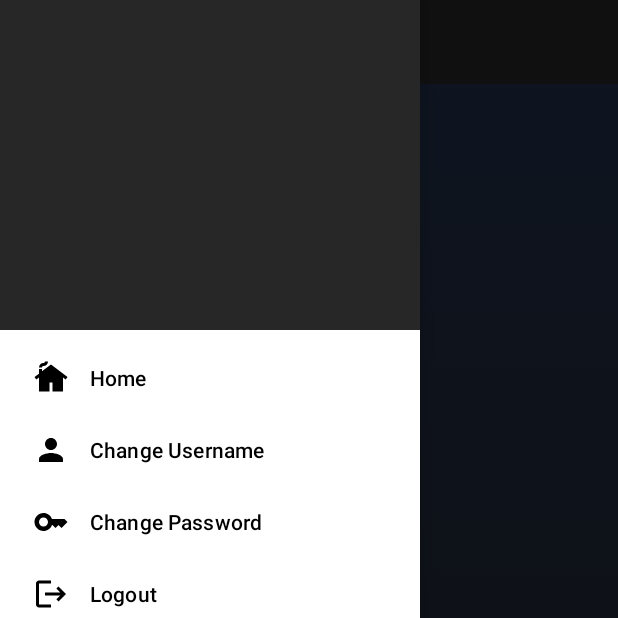
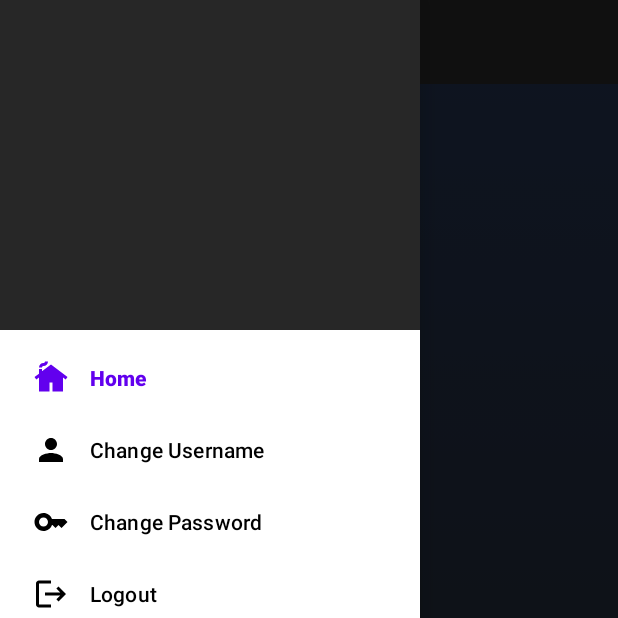
Before and after one commit to danielpaul-123/OnlineVotingSystem, an Android app: the Navigation_HomeActivity screen opened directly, with no data from a screen before it, with the side drawer open, on a phone screen of 412 x 824 dp, the top half of it. Run offline under Robolectric (Android 15) with nearby library versions, the phone set to English and light mode, and no system bars; our stand-ins replace Firebase (no records; nobody signed in at launch, a user with empty details on screens opened directly), navigation-ui; libraries missing offline, so code that uses them is left out: com.makeramen.roundedimageview; plain views replace RoundedImageView; Roboto replaces fonts that are not available here; 3 statements that could not run were skipped.

Commit message:
Merge remote-tracking branch 'main/master'

```diff
--- /dev/null
+++ b/app/src/main/java/com/project/onlinevotingsystem/HomeFragment.java
@@ -0,0 +1,169 @@
+package com.project.onlinevotingsystem;
+
+import android.graphics.Color;
+import android.graphics.Typeface;
+import android.graphics.drawable.GradientDrawable;
+import android.os.Bundle;
+
+import androidx.annotation.NonNull;
+import androidx.annotation.Nullable;
+import androidx.core.content.ContextCompat;
+import androidx.fragment.app.Fragment;
+
+import android.view.LayoutInflater;
+import android.view.View;
+import android.view.ViewGroup;
+import android.widget.LinearLayout;
+import android.widget.TextView;
+import android.widget.Toast;
+
+import com.google.firebase.firestore.CollectionReference;
+import com.google.firebase.firestore.DocumentSnapshot;
+import com.google.firebase.firestore.FirebaseFirestore;
+
+/**
+ * A simple {@link Fragment} subclass.
+ * Use the {@link HomeFragment#newInstance} factory method to
+ * create an instance of this fragment.
+ */
+public class HomeFragment extends Fragment {
+
+    // TODO: Rename parameter arguments, choose names that match
+    // the fragment initialization parameters, e.g. ARG_ITEM_NUMBER
+    private static final String ARG_PARAM1 = "param1";
+    private static final String ARG_PARAM2 = "param2";
+
+    // TODO: Rename and change types of parameters
+    private String mParam1;
+    private String mParam2;
+
+    public HomeFragment() {
+        // Required empty public constructor
+    }
+
+    /**
+     * Use this factory method to create a new instance of
+     * this fragment using the provided parameters.
+     *
+     * @param param1 Parameter 1.
+     * @param param2 Parameter 2.
+     * @return A new instance of fragment HomeFragment.
+     */
+    // TODO: Rename and change types and number of parameters
+    public static HomeFragment newInstance(String param1, String param2) {
+        HomeFragment fragment = new HomeFragment();
+        Bundle args = new Bundle();
+        args.putString(ARG_PARAM1, param1);
+        args.putString(ARG_PARAM2, param2);
+        fragment.setArguments(args);
+        return fragment;
+    }
+    String name,date;
+    LinearLayout electionview;
+
+    @Override
+    public void onCreate(Bundle savedInstanceState) {
+        super.onCreate(savedInstanceState);
+        if (getArguments() != null) {
+            mParam1 = getArguments().getString(ARG_PARAM1);
+            mParam2 = getArguments().getString(ARG_PARAM2);
+        }
+
+    }
+
+    @Override
+    public View onCreateView(LayoutInflater inflater, ViewGroup container,
+                             Bundle savedInstanceState) {
+        // Inflate the layout for this fragment
+        return inflater.inflate(R.layout.fragment_home, container, false);
+    }
+
+
+    @Override
+    public void onViewCreated(@NonNull View view, @Nullable Bundle savedInstanceState) {
+        super.onViewCreated(view, savedInstanceState);
+
+        electionview = view.findViewById(R.id.electionlinear);
+        read();
+
+    }
+
+    private void read(){
+        FirebaseFirestore db = FirebaseFirestore.getInstance();
+        CollectionReference collectionRef = db.collection("Election_Data");
+        collectionRef.get().addOnSuccessListener(queryDocumentSnapshots -> {
+            for (DocumentSnapshot documentSnapshot : queryDocumentSnapshots) {
+
+                name = documentSnapshot.getString("Name");
+                date = documentSnapshot.getString("Date");
+
+                LinearLayout linearLayout = new LinearLayout(getContext());
+
+                GradientDrawable shape = new GradientDrawable();
+                shape.setShape(GradientDrawable.RECTANGLE);
+                float[] cornerRadii = new float[] { 40, 40, 40, 40, 40, 40, 40, 40 };
+                shape.setCornerRadii(cornerRadii);
+                String linearlayoutcolorhash = "#121212";
+                int colorint = Color.parseColor(linearlayoutcolorhash);
+                shape.setColors(new int[]{colorint,colorint});
+
+                linearLayout.setPadding(20,10,20,15);
+                linearLayout.setOrientation(LinearLayout.VERTICAL);
+                linearLayout.setClickable(true);
+
+                linearLayout.setOnClickListener(v -> {
+
+                });
+                LinearLayout.LayoutParams layoutParams1 = new LinearLayout.LayoutParams(
+                        LinearLayout.LayoutParams.MATCH_PARENT,
+                        LinearLayout.LayoutParams.WRAP_CONTENT);
+                layoutParams1.setMargins(0,20,0,40);
+
+                linearLayout.setLayoutParams(layoutParams1);
+                linearLayout.setBackground(shape);
+                int textcolor = ContextCompat.getColor(getContext(),R.color.lightgreytext);
+                Typeface font = Typeface.create("Abeezee",Typeface.NORMAL);
+
+                // Create a new TextView for the data and add it to the Linear Layout
+                TextView nameview = new TextView(getContext());
+                nameview.setText(name);
+                nameview.setTextSize(30);
+                nameview.setTypeface(font);
+                nameview.setTextColor(textcolor);
+                nameview.setPadding(5,10,0,10);
+                nameview.setLayoutParams(new LinearLayout.LayoutParams(
+                        LinearLayout.LayoutParams.MATCH_PARENT,
+                        LinearLayout.LayoutParams.WRAP_CONTENT));
+                linearLayout.addView(nameview);
+
+                TextView dateview = new TextView(getContext());
+                dateview.setTypeface(font);
+                dateview.setText("On "+date);
+                dateview.setTextSize(20);
+                dateview.setTextColor(textcolor);
+                dateview.setPadding(5,10,0,10);
+                dateview.setLayoutParams(new LinearLayout.LayoutParams(
+                        LinearLayout.LayoutParams.MATCH_PARENT,
+                        LinearLayout.LayoutParams.WRAP_CONTENT));
+                linearLayout.addView(dateview);
+
+
+                TextView timeview = new TextView(getContext());
+                timeview.setText("From 09:00 AM to 03:00 PM");
+                timeview.setTypeface(font);
+                timeview.setTextSize(20);
+                timeview.setTextColor(textcolor);
+                timeview.setPadding(5,10,0,10);
+                timeview.setLayoutParams(new LinearLayout.LayoutParams(
+                        LinearLayout.LayoutParams.MATCH_PARENT,
+                        LinearLayout.LayoutParams.WRAP_CONTENT));
+                linearLayout.addView(timeview);
+
+                // Add the Linear Layout to the parent view
+                electionview.addView(linearLayout);
+
+            }
+        }).addOnFailureListener(e -> Toast.makeText(getContext(),"Failed to Read Documents",Toast.LENGTH_LONG).show());
+    }
+
+}
--- a/app/src/main/java/com/project/onlinevotingsystem/Navigation_HomeActivity.java
+++ b/app/src/main/java/com/project/onlinevotingsystem/Navigation_HomeActivity.java
@@ -1,29 +1,24 @@
 package com.project.onlinevotingsystem;
 
-import androidx.annotation.NonNull;
-import androidx.appcompat.app.AppCompatActivity;
-import androidx.core.view.GravityCompat;
-import androidx.drawerlayout.widget.DrawerLayout;
-
-import android.content.Context;
 import android.content.Intent;
 import android.graphics.Bitmap;
 import android.graphics.BitmapFactory;
 import android.os.Bundle;
-import android.view.LayoutInflater;
 import android.view.View;
-import android.widget.ImageView;
 import android.widget.TextView;
 import android.widget.Toast;
 
-import com.bumptech.glide.Glide;
-import com.google.android.gms.tasks.OnFailureListener;
-import com.google.android.gms.tasks.OnSuccessListener;
+import androidx.appcompat.app.AppCompatActivity;
+import androidx.core.view.GravityCompat;
+import androidx.drawerlayout.widget.DrawerLayout;
+import androidx.navigation.NavController;
+import androidx.navigation.Navigation;
+import androidx.navigation.ui.NavigationUI;
+
 import com.google.android.material.navigation.NavigationView;
 import com.google.firebase.storage.FirebaseStorage;
 import com.google.firebase.storage.StorageReference;
 import com.makeramen.roundedimageview.RoundedImageView;
-import com.squareup.picasso.Picasso;
 
 public class Navigation_HomeActivity extends AppCompatActivity {
 
@@ -37,11 +32,12 @@ public class Navigation_HomeActivity extends AppCompatActivity {
     protected void onCreate(Bundle savedInstanceState) {
         super.onCreate(savedInstanceState);
         setContentView(R.layout.activity_navigation_home);
-
         navigationlayout = findViewById(R.id.navigationlayout);
         nav_menu = findViewById(R.id.nav_menu);
+        NavController navController = Navigation.findNavController(this,R.id.navigation_host_fragment);
+        NavigationUI.setupWithNavController(nav_menu, navController);
+
         View view = nav_menu.inflateHeaderView(R.layout.navigation_header);
-
         profile_image = view.findViewById(R.id.profile_picture);
         usernameview = view.findViewById(R.id.usernameview);
         voteridview = view.findViewById(R.id.voteridview);
@@ -57,26 +53,18 @@ public class Navigation_HomeActivity extends AppCompatActivity {
 
         StorageReference storageRef = FirebaseStorage.getInstance().getReference().child("user_profile/"+voterid);
 
-        storageRef.getBytes(Long.MAX_VALUE).addOnSuccessListener(new OnSuccessListener<byte[]>() {
-            @Override
-            public void onSuccess(byte[] bytes) {
+        storageRef.getBytes(Long.MAX_VALUE).addOnSuccessListener(bytes -> {
 
-                Bitmap bitmap = BitmapFactory.decodeByteArray(bytes, 0, bytes.length);
-                profile_image.setImageBitmap(bitmap);
+            Bitmap bitmap = BitmapFactory.decodeByteArray(bytes, 0, bytes.length);
+            profile_image.setImageBitmap(bitmap);
 
-            }
-        }).addOnFailureListener(new OnFailureListener() {
-            @Override
-            public void onFailure(@NonNull Exception e) {
-
-                Toast.makeText(Navigation_HomeActivity.this,"Failed to Load Profile Image",Toast.LENGTH_LONG).show();
-
-            }
-        });
+        }).addOnFailureListener(e -> Toast.makeText(Navigation_HomeActivity.this,"Failed to Load Profile Image",Toast.LENGTH_LONG).show());
         usernameview.setText(username);
         voteridview.setText(voterid);
 
         findViewById(R.id.menubutton).setOnClickListener(v -> navigationlayout.openDrawer(GravityCompat.START));
 
+
+
     }
 }
--- a/app/src/main/res/layout/activity_navigation_home.xml
+++ b/app/src/main/res/layout/activity_navigation_home.xml
@@ -41,6 +41,16 @@
                 android:textSize="20sp"
                 android:textStyle="bold"></TextView>
         </LinearLayout>
+
+        <fragment
+            android:layout_width="match_parent"
+            android:layout_height="0dp"
+            app:layout_constraintTop_toBottomOf="@id/navigationtoolbar"
+            app:layout_constraintBottom_toBottomOf="parent"
+            android:id="@+id/navigation_host_fragment"
+            android:name="androidx.navigation.fragment.NavHostFragment"
+            app:defaultNavHost="true"
+            app:navGraph="@navigation/main"/>
     </androidx.constraintlayout.widget.ConstraintLayout>
 
     <com.google.android.material.navigation.NavigationView
@@ -73,7 +83,7 @@
                 android:layout_height="wrap_content"
                 android:fontFamily="@font/abeezee"
                 android:gravity="center"
-                android:text="v1.35_alpha"
+                android:text="@string/v1_35_alpha"
                 android:textColor="#838383"
                 android:textSize="16sp" />
 
@@ -82,7 +92,7 @@
                 android:layout_height="wrap_content"
                 android:fontFamily="@font/abeezee"
                 android:gravity="center"
-                android:text="Department of Computer Engineering"
+                android:text="@string/department_of_computer_engineering"
                 android:textColor="#838383"
                 android:textSize="14sp" />
 
@@ -91,7 +101,7 @@
                 android:layout_height="wrap_content"
                 android:fontFamily="@font/abeezee"
                 android:gravity="center"
-                android:text="MTI Thrissur"
+                android:text="@string/mti_thrissur"
                 android:textColor="#838383"
                 android:textSize="14sp" />
             <TextView
@@ -99,7 +109,7 @@
                 android:layout_height="wrap_content"
                 android:fontFamily="@font/abeezee"
                 android:gravity="center"
-                android:text="All Rights Reserved"
+                android:text="@string/all_rights_reserved"
                 android:textColor="#838383"
                 android:textSize="14sp" />
 
--- /dev/null
+++ b/app/src/main/res/layout/fragment_change_password.xml
@@ -0,0 +1,6 @@
+<?xml version="1.0" encoding="utf-8"?>
+<FrameLayout xmlns:android="http://schemas.android.com/apk/res/android"
+    xmlns:tools="http://schemas.android.com/tools"
+    android:layout_width="match_parent"
+    android:layout_height="match_parent"
+    tools:context=".ChangePasswordFragment"/>
--- /dev/null
+++ b/app/src/main/res/layout/fragment_change_username.xml
@@ -0,0 +1,6 @@
+<?xml version="1.0" encoding="utf-8"?>
+<FrameLayout xmlns:android="http://schemas.android.com/apk/res/android"
+    xmlns:tools="http://schemas.android.com/tools"
+    android:layout_width="match_parent"
+    android:layout_height="match_parent"
+    tools:context=".ChangeUsernameFragment"/>
--- /dev/null
+++ b/app/src/main/res/navigation/main.xml
@@ -0,0 +1,24 @@
+<?xml version="1.0" encoding="utf-8"?>
+<navigation xmlns:android="http://schemas.android.com/apk/res/android"
+    xmlns:app="http://schemas.android.com/apk/res-auto"
+    xmlns:tools="http://schemas.android.com/tools"
+    android:id="@+id/main"
+    app:startDestination="@id/home">
+
+    <fragment
+        android:id="@+id/home"
+        android:name="com.project.onlinevotingsystem.HomeFragment"
+        android:label="Home"
+        tools:layout="@layout/fragment_home" />
+    <fragment
+        android:id="@+id/change_username"
+        android:name="com.project.onlinevotingsystem.ChangeUsernameFragment"
+        android:label="Change Username"
+        tools:layout="@layout/fragment_change_username" />
+    <fragment
+        android:id="@+id/change_password"
+        android:name="com.project.onlinevotingsystem.ChangePasswordFragment"
+        android:label="Change Password"
+        tools:layout="@layout/fragment_change_password" />
+
+</navigation>
--- a/app/src/main/res/values-land/strings.xml
+++ b/app/src/main/res/values-land/strings.xml
@@ -3,4 +3,8 @@
     <string name="change_password">Change Password</string>
     <string name="logout">Logout</string>
     <string name="home">Home</string>
+    <string name="v1_35_alpha">v1.35_alpha</string>
+    <string name="all_rights_reserved">All Rights Reserved</string>
+    <string name="department_of_computer_engineering">Department of Computer Engineering</string>
+    <string name="mti_thrissur">MTI Thrissur</string>
 </resources>
--- a/app/src/main/res/values-night/strings.xml
+++ b/app/src/main/res/values-night/strings.xml
@@ -5,4 +5,8 @@
     <string name="change_password">Change Password</string>
     <string name="logout">Logout</string>
     <string name="home">Home</string>
+    <string name="v1_35_alpha">v1.35_alpha</string>
+    <string name="all_rights_reserved">All Rights Reserved</string>
+    <string name="department_of_computer_engineering">Department of Computer Engineering</string>
+    <string name="mti_thrissur">MTI Thrissur</string>
 </resources>
--- a/app/src/main/res/values-w1240dp/strings.xml
+++ b/app/src/main/res/values-w1240dp/strings.xml
@@ -3,4 +3,8 @@
     <string name="change_password">Change Password</string>
     <string name="logout">Logout</string>
     <string name="home">Home</string>
+    <string name="v1_35_alpha">v1.35_alpha</string>
+    <string name="all_rights_reserved">All Rights Reserved</string>
+    <string name="department_of_computer_engineering">Department of Computer Engineering</string>
+    <string name="mti_thrissur">MTI Thrissur</string>
 </resources>
--- a/app/src/main/res/values-w600dp/strings.xml
+++ b/app/src/main/res/values-w600dp/strings.xml
@@ -3,4 +3,8 @@
     <string name="change_password">Change Password</string>
     <string name="logout">Logout</string>
     <string name="home">Home</string>
+    <string name="v1_35_alpha">v1.35_alpha</string>
+    <string name="all_rights_reserved">All Rights Reserved</string>
+    <string name="department_of_computer_engineering">Department of Computer Engineering</string>
+    <string name="mti_thrissur">MTI Thrissur</string>
 </resources>
--- a/app/src/main/res/values/colors.xml
+++ b/app/src/main/res/values/colors.xml
@@ -8,4 +8,5 @@
     <color name="black">#FF000000</color>
     <color name="white">#FFFFFFFF</color>
     <color name="blue">#3F51B5</color>
+    <color name="lightgreytext">#D6D6D6</color>
 </resources>
--- a/app/src/main/res/values/strings.xml
+++ b/app/src/main/res/values/strings.xml
@@ -18,4 +18,10 @@
     <string name="change_password">Change Password</string>
     <string name="logout">Logout</string>
     <string name="home">Home</string>
+    <string name="v1_35_alpha">v1.35_alpha</string>
+    <string name="all_rights_reserved">All Rights Reserved</string>
+    <string name="department_of_computer_engineering">Department of Computer Engineering</string>
+    <string name="mti_thrissur">MTI Thrissur</string>
+    <!-- TODO: Remove or change this placeholder text -->
+    <string name="hello_blank_fragment">Hello blank fragment</string>
 </resources>
```
Also changed, not shown: app/src/main/java/com/project/onlinevotingsystem/ChangePasswordFragment.java (added, +64 -0 lines), app/src/main/java/com/project/onlinevotingsystem/ChangeUsernameFragment.java (added, +64 -0 lines), app/src/main/res/layout/fragment_home.xml (added, +33 -0 lines), 22 other files.
